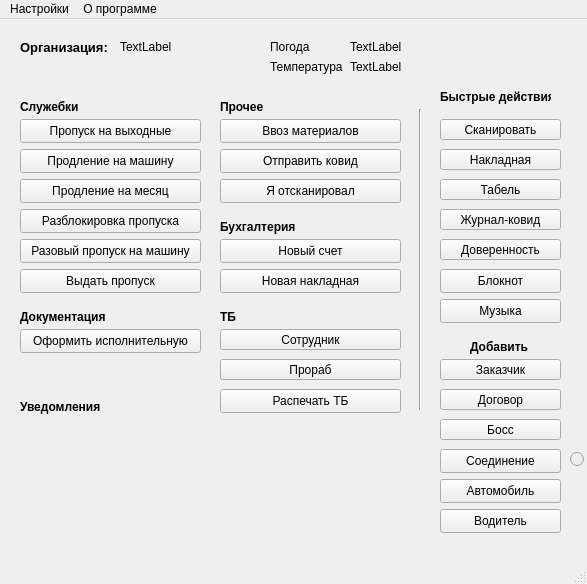
First picture: the form in my_helper/notebook/designer_ui/main_menu.ui, repository SmolPO/vertical, before the edit.
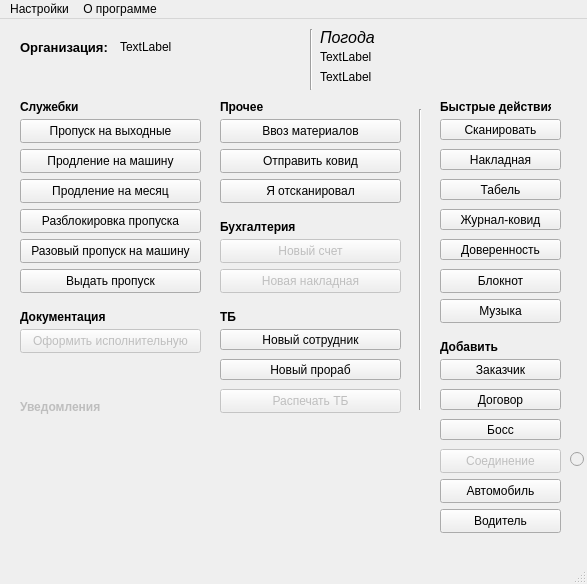
Second picture: the form after the edit.

The edit to the form file:
```diff
--- a/my_helper/notebook/designer_ui/main_menu.ui
+++ b/my_helper/notebook/designer_ui/main_menu.ui
@@ -115,7 +115,7 @@
      </rect>
     </property>
     <property name="text">
-     <string>Сотрудник</string>
+     <string>Новый сотрудник</string>
     </property>
    </widget>
    <widget class="QLabel" name="ui_l_comp">
@@ -141,7 +141,7 @@
     <property name="geometry">
      <rect>
       <x>440</x>
-      <y>70</y>
+      <y>80</y>
       <width>111</width>
       <height>16</height>
      </rect>
@@ -156,6 +156,9 @@
     </property>
    </widget>
    <widget class="QPushButton" name="b_create_act">
+    <property name="enabled">
+     <bool>false</bool>
+    </property>
     <property name="geometry">
      <rect>
       <x>20</x>
@@ -208,6 +211,9 @@
     </property>
    </widget>
    <widget class="QLabel" name="ui_l_notf">
+    <property name="enabled">
+     <bool>false</bool>
+    </property>
     <property name="geometry">
      <rect>
       <x>20</x>
@@ -267,6 +273,9 @@
     </property>
    </widget>
    <widget class="QPushButton" name="b_new_bill">
+    <property name="enabled">
+     <bool>false</bool>
+    </property>
     <property name="geometry">
      <rect>
       <x>220</x>
@@ -352,6 +361,9 @@
     </property>
    </widget>
    <widget class="QPushButton" name="b_new_invoice">
+    <property name="enabled">
+     <bool>false</bool>
+    </property>
     <property name="geometry">
      <rect>
       <x>220</x>
@@ -367,7 +379,7 @@
    <widget class="QLabel" name="ui_l_create">
     <property name="geometry">
      <rect>
-      <x>470</x>
+      <x>440</x>
       <y>320</y>
       <width>61</width>
       <height>16</height>
@@ -479,6 +491,9 @@
     </property>
    </widget>
    <widget class="QPushButton" name="b_connect">
+    <property name="enabled">
+     <bool>false</bool>
+    </property>
     <property name="geometry">
      <rect>
       <x>440</x>
@@ -543,7 +558,7 @@
      </rect>
     </property>
     <property name="text">
-     <string>Прораб</string>
+     <string>Новый прораб</string>
     </property>
    </widget>
    <widget class="QPushButton" name="b_music">
@@ -586,6 +601,9 @@
     </property>
    </widget>
    <widget class="QPushButton" name="b_tb">
+    <property name="enabled">
+     <bool>false</bool>
+    </property>
     <property name="geometry">
      <rect>
       <x>220</x>
@@ -601,35 +619,28 @@
    <widget class="QLabel" name="label">
     <property name="geometry">
      <rect>
-      <x>270</x>
-      <y>20</y>
-      <width>49</width>
+      <x>320</x>
+      <y>10</y>
+      <width>71</width>
       <height>16</height>
      </rect>
     </property>
+    <property name="font">
+     <font>
+      <pointsize>12</pointsize>
+      <italic>true</italic>
+     </font>
+    </property>
     <property name="text">
      <string>Погода</string>
     </property>
    </widget>
-   <widget class="QLabel" name="label_2">
-    <property name="geometry">
-     <rect>
-      <x>270</x>
-      <y>40</y>
-      <width>81</width>
-      <height>16</height>
-     </rect>
-    </property>
-    <property name="text">
-     <string>Температура</string>
-    </property>
-   </widget>
    <widget class="QLabel" name="l_weather">
     <property name="geometry">
      <rect>
-      <x>350</x>
-      <y>20</y>
-      <width>221</width>
+      <x>320</x>
+      <y>30</y>
+      <width>101</width>
       <height>16</height>
      </rect>
     </property>
@@ -640,8 +651,8 @@
    <widget class="QLabel" name="l_temp">
     <property name="geometry">
      <rect>
-      <x>350</x>
-      <y>40</y>
+      <x>320</x>
+      <y>50</y>
       <width>71</width>
       <height>16</height>
      </rect>
@@ -650,6 +661,19 @@
      <string>TextLabel</string>
     </property>
    </widget>
+   <widget class="Line" name="line">
+    <property name="geometry">
+     <rect>
+      <x>310</x>
+      <y>10</y>
+      <width>3</width>
+      <height>61</height>
+     </rect>
+    </property>
+    <property name="orientation">
+     <enum>Qt::Vertical</enum>
+    </property>
+   </widget>
   </widget>
   <widget class="QStatusBar" name="statusbar"/>
   <widget class="QMenuBar" name="menubar">
```
Left out of the diff: 1 changed line with no effect on the pictures.
